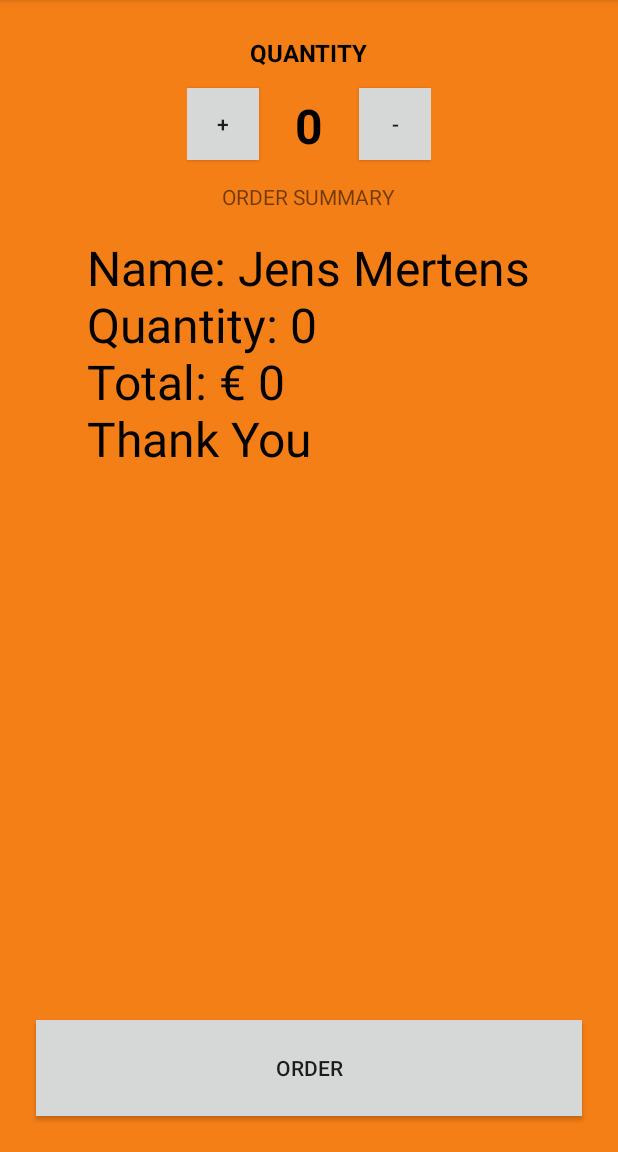
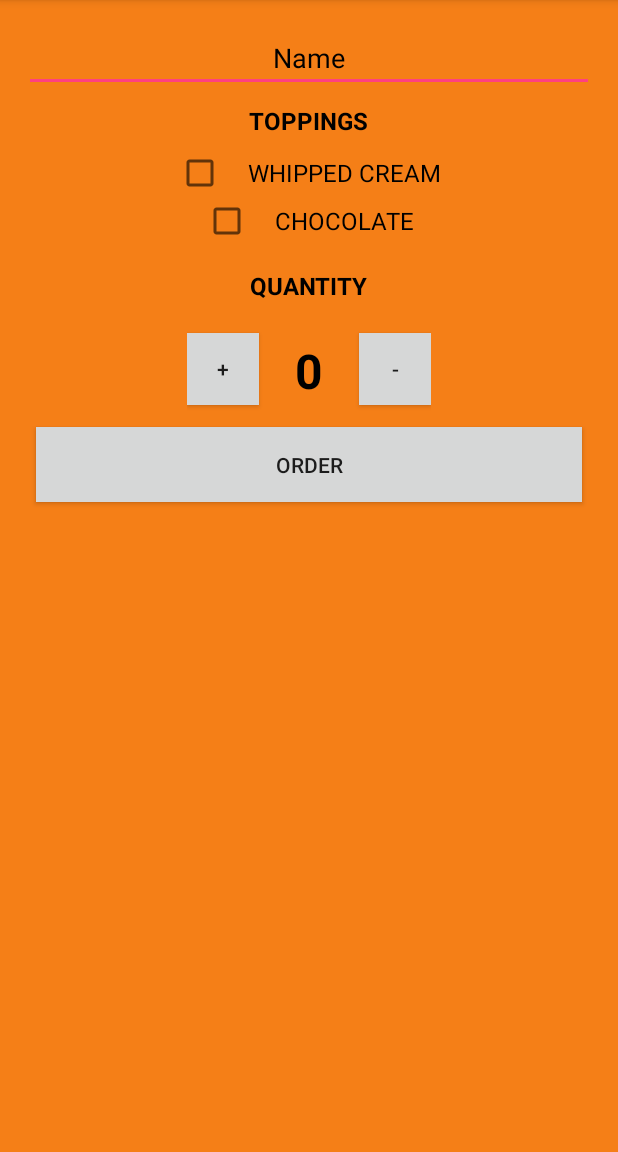
Before and after one commit to jensmertens/JustJava, an Android app: the screen it shows after launch (MainActivity), after a tap on "ORDER", on a phone screen of 412 x 824 dp, the part 84-1236 px from its top. Run offline under Robolectric (Android 15) with nearby library versions, the phone set to English and light mode, and no system bars.

Commit message:
Email Order Implemented

```diff
--- a/app/src/main/java/com/example/android/justjava/MainActivity.java
+++ b/app/src/main/java/com/example/android/justjava/MainActivity.java
@@ -1,19 +1,26 @@
 package com.example.android.justjava;
 
+import android.content.Intent;
+import android.net.Uri;
 import android.os.Bundle;
-import android.support.v7.app.ActionBarActivity;
+import android.support.v7.app.AppCompatActivity;
 import android.view.View;
+import android.widget.CheckBox;
+import android.widget.EditText;
 import android.widget.TextView;
+import android.widget.Toast;
 
 
 /**
  * This app displays an order form to order coffee.
  */
-public class MainActivity extends ActionBarActivity {
+public class MainActivity extends AppCompatActivity {
 
     int quantity = 0;
     int coffeePrice = 5;
-    String costumerName = "Jens Mertens";
+    int whippedCreamPrice = 1;
+    int chocolatePrice = 2;
+
 
     @Override
     protected void onCreate(Bundle savedInstanceState) {
@@ -24,11 +31,24 @@ public class MainActivity extends ActionBarActivity {
     /**
      * This method is called when the order button is clicked.
      */
-    public void submitOrder(View view) {
+    public void submitOrder(View someView) {
 
-        String priceMessage = createOrderSummary();
 
-        displayMessage(priceMessage);
+        CheckBox whippedCreamCheckBox = (CheckBox) findViewById(R.id.whipped_cream_checkbox);
+        boolean hasWhippedCream = whippedCreamCheckBox.isChecked();
+        CheckBox chocolateCheckBox = (CheckBox) findViewById(R.id.chocolate_check_box);
+        boolean hasChocolate = chocolateCheckBox.isChecked();
+        EditText name = (EditText) findViewById(R.id.Name);
+        String orderName = name.getText().toString();
+        String priceMessage = createOrderSummary(coffeePrice, hasWhippedCream, hasChocolate, orderName);
+        String nameString = name.getText().toString();
+        Intent intent = new Intent(Intent.ACTION_SENDTO);
+        intent.setData(Uri.parse("mailto: jensmertens@gmail.com")); // only email apps should handle this
+        intent.putExtra(Intent.EXTRA_SUBJECT, "Just Java order for " + nameString);
+        intent.putExtra(Intent.EXTRA_TEXT, priceMessage);
+        if (intent.resolveActivity(getPackageManager()) != null) {
+            startActivity(intent);
+        }
 
 
     }
@@ -38,8 +58,12 @@ public class MainActivity extends ActionBarActivity {
      */
     public void increment(View view) {
 
+        if (quantity > 99) {
+            Toast toast = Toast.makeText(this, "Can't go above 100", Toast.LENGTH_SHORT);
+            toast.show();
 
-        quantity = quantity + 1;
+        } else
+            quantity = quantity + 1;
         displayQuantity(quantity);
 
     }
@@ -49,8 +73,13 @@ public class MainActivity extends ActionBarActivity {
      */
     public void decrement(View view) {
 
+        if (quantity < 2) {
 
-        quantity = quantity - 1;
+            Toast toast = Toast.makeText(this, "Can't go below 1", Toast.LENGTH_SHORT);
+            toast.show();
+
+        } else
+            quantity = quantity - 1;
         displayQuantity(quantity);
 
     }
@@ -59,8 +88,7 @@ public class MainActivity extends ActionBarActivity {
      * This method displays the given quantity value on the screen.
      */
     private void displayQuantity(int number) {
-        TextView quantityTextView = (TextView) findViewById(
-                R.id.quantity_text_view);
+        TextView quantityTextView = (TextView) findViewById(R.id.quantity_text_view);
         quantityTextView.setText("" + number);
 
 
@@ -81,13 +109,30 @@ public class MainActivity extends ActionBarActivity {
      * /* @param quantity is the number of cups of coffee ordered
      */
 
-    private int calculatePrice() {
-        return quantity * coffeePrice;
-    }
-
-    private String createOrderSummary() {
-        return "Name: " + costumerName + "\n" + "Quantity: " + quantity + "\n" + "Total: € " + calculatePrice() + "\nThank You";
+    private int calculatePrice(boolean hasChocolate, boolean hasWhippedCream) {
+        int baseprice = coffeePrice;
+        if (hasChocolate) {
+            baseprice = baseprice + chocolatePrice;
+        }
+        if (hasWhippedCream) {
+            baseprice = baseprice + whippedCreamPrice;
+        }
+        return quantity * baseprice;
 
 
     }
+
+
+    private String createOrderSummary(int coffeePrice, boolean hasWhippedCream, boolean hasChocolate, String orderName) {
+
+        String priceMessage = "Name: " + orderName;
+        priceMessage += "\nQuatity: " + quantity;
+        priceMessage += "\nTotal:€ " + calculatePrice(hasChocolate, hasWhippedCream);
+        priceMessage += "\nWhipped Cream? " + hasWhippedCream;
+        priceMessage += "\nChocolate? " + hasChocolate;
+        priceMessage += "\nThank You!";
+
+
+        return priceMessage;
+    }
 }
--- a/app/src/main/res/layout/activity_main.xml
+++ b/app/src/main/res/layout/activity_main.xml
@@ -1,5 +1,12 @@
 <?xml version="1.0" encoding="utf-8"?>
-<LinearLayout xmlns:android="http://schemas.android.com/apk/res/android"
+<ScrollView
+  xmlns:android="http://schemas.android.com/apk/res/android"
+    android:layout_width="fill_parent"
+    android:layout_height="fill_parent"
+    android:background="#f57f17">
+
+    <LinearLayout
+        xmlns:android="http://schemas.android.com/apk/res/android"
         xmlns:tools="http://schemas.android.com/tools"
         android:layout_width="match_parent"
         android:layout_height="match_parent"
@@ -14,15 +21,57 @@
         android:baselineAligned="false">
 
 
+        <EditText
+            android:layout_width="match_parent"
+            android:layout_height="wrap_content"
+            android:inputType="textPersonName"
+            android:text="Name"
+            android:ems="10"
+            android:id="@+id/Name"
+            android:layout_gravity="center_horizontal"
+            android:textAlignment="center"
+            android:textColor="#000000" />
+
         <TextView
             android:layout_width="wrap_content"
             android:layout_height="wrap_content"
-        android:layout_margin="8dp"
+            android:text="Toppings"
+            android:textAllCaps="true"
+            android:layout_gravity="center_horizontal"
+            android:textColor="#000000"
+            android:textStyle="bold"
+            android:textSize="16sp"
+            android:layout_margin="8dp" />
+
+        <CheckBox
+            android:layout_width="wrap_content"
+            android:layout_height="wrap_content"
+            android:text="Whipped Cream"
+            android:textAllCaps="true"
+            android:layout_gravity="center_horizontal"
+            android:textSize="16sp"
+            android:id="@+id/whipped_cream_checkbox"
+            android:paddingLeft="16sp"
+            android:layout_marginBottom="0dp" />
+
+        <CheckBox
+            android:layout_width="wrap_content"
+            android:layout_height="wrap_content"
+            android:text="Chocolate"
+            android:textAllCaps="true"
+            android:layout_gravity="center_horizontal"
+            android:textSize="16sp"
+            android:id="@+id/chocolate_check_box"
+            android:paddingLeft="16sp" />
+
+        <TextView
+            android:layout_width="wrap_content"
+            android:layout_height="wrap_content"
+            android:layout_margin="16dp"
             android:text="Quantity"
             android:textAllCaps="true"
             android:layout_gravity="center_horizontal"
             android:textColor="#000000"
-        android:textColorHighlight="#d10606"
             android:textStyle="bold"
             android:textSize="16sp" />
 
@@ -65,25 +114,6 @@
                 android:layout_marginLeft="16dp" />
         </LinearLayout>
 
-    <TextView
-        android:layout_width="wrap_content"
-        android:layout_height="wrap_content"
-        android:layout_margin="8dp"
-        android:text="Order Summary"
-        android:textAllCaps="true"
-        android:layout_gravity="center_horizontal" />
-
-    <TextView
-        android:id="@+id/order_summary_text_view"
-        android:layout_width="wrap_content"
-        android:layout_height="wrap_content"
-        android:layout_margin="8dp"
-        android:text="€0"
-        android:textColor="#000000"
-        android:textSize="32sp"
-        android:layout_gravity="center_horizontal"
-        android:layout_weight="25" />
-
         <Button
             android:layout_width="fill_parent"
             android:layout_height="50dp"
@@ -91,6 +121,8 @@
             android:onClick="submitOrder"
             android:text="Order"
             android:layout_gravity="center_horizontal"
-        android:layout_weight="1"
-        android:background="@color/button_material_light" />
+            android:background="@color/button_material_light"
+            android:layout_weight="1" />
+
     </LinearLayout>
+</ScrollView>
```
Lines whose indentation alone changed are shown as unchanged.
